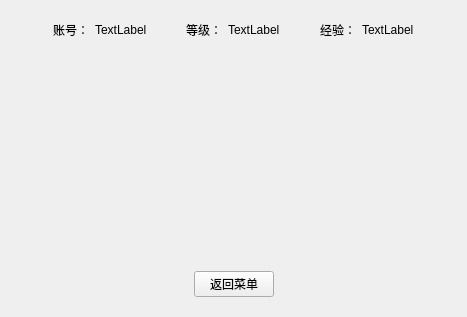
Before: the Qt Designer form startgame.ui in Euler-lne/Word_Elimination, drawn with Qt 5.
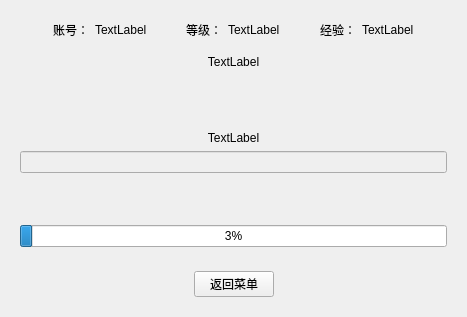
After: the same form once the commit is applied.

```diff
--- a/startgame.ui
+++ b/startgame.ui
@@ -13,7 +13,7 @@
   <property name="windowTitle">
    <string>Form</string>
   </property>
-  <layout class="QVBoxLayout" name="verticalLayout" stretch="1,6,1">
+  <layout class="QVBoxLayout" name="verticalLayout" stretch="1,0,6,1">
    <item>
     <widget class="QWidget" name="widget" native="true">
      <layout class="QHBoxLayout" name="horizontalLayout">
@@ -115,7 +115,76 @@
     </widget>
    </item>
    <item>
-    <widget class="QWidget" name="widget_3" native="true"/>
+    <widget class="QLabel" name="levelNum">
+     <property name="text">
+      <string>TextLabel</string>
+     </property>
+     <property name="alignment">
+      <set>Qt::AlignCenter</set>
+     </property>
+    </widget>
+   </item>
+   <item>
+    <widget class="QWidget" name="widget_3" native="true">
+     <layout class="QVBoxLayout" name="verticalLayout_2">
+      <item>
+       <spacer name="verticalSpacer_2">
+        <property name="orientation">
+         <enum>Qt::Vertical</enum>
+        </property>
+        <property name="sizeHint" stdset="0">
+         <size>
+          <width>20</width>
+          <height>40</height>
+         </size>
+        </property>
+       </spacer>
+      </item>
+      <item>
+       <widget class="QLabel" name="expected">
+        <property name="text">
+         <string>TextLabel</string>
+        </property>
+        <property name="alignment">
+         <set>Qt::AlignCenter</set>
+        </property>
+       </widget>
+      </item>
+      <item>
+       <widget class="QLineEdit" name="playInput">
+        <property name="enabled">
+         <bool>false</bool>
+        </property>
+       </widget>
+      </item>
+      <item>
+       <spacer name="verticalSpacer">
+        <property name="orientation">
+         <enum>Qt::Vertical</enum>
+        </property>
+        <property name="sizeHint" stdset="0">
+         <size>
+          <width>20</width>
+          <height>40</height>
+         </size>
+        </property>
+       </spacer>
+      </item>
+      <item>
+       <widget class="QProgressBar" name="progressBar">
+        <property name="layoutDirection">
+         <enum>Qt::LeftToRight</enum>
+        </property>
+        <property name="value">
+         <number>3</number>
+        </property>
+        <property name="format">
+         <string>%p%</string>
+        </property>
+       </widget>
+      </item>
+     </layout>
+    </widget>
    </item>
    <item>
     <widget class="QWidget" name="widget_2" native="true">
```
